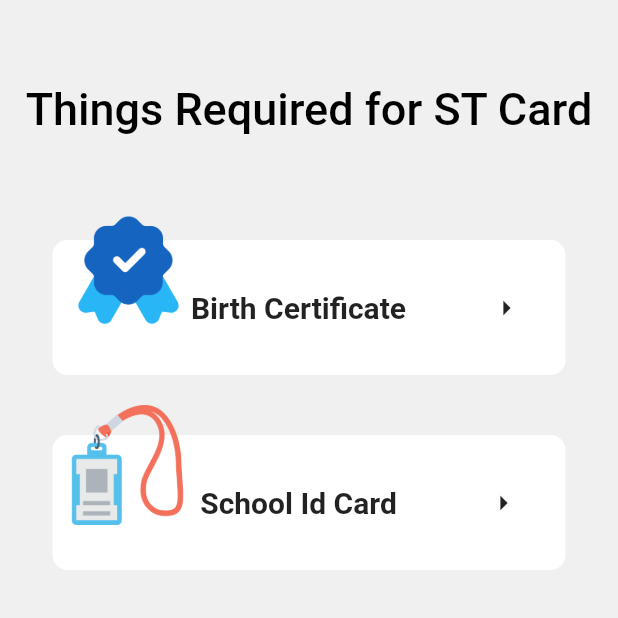
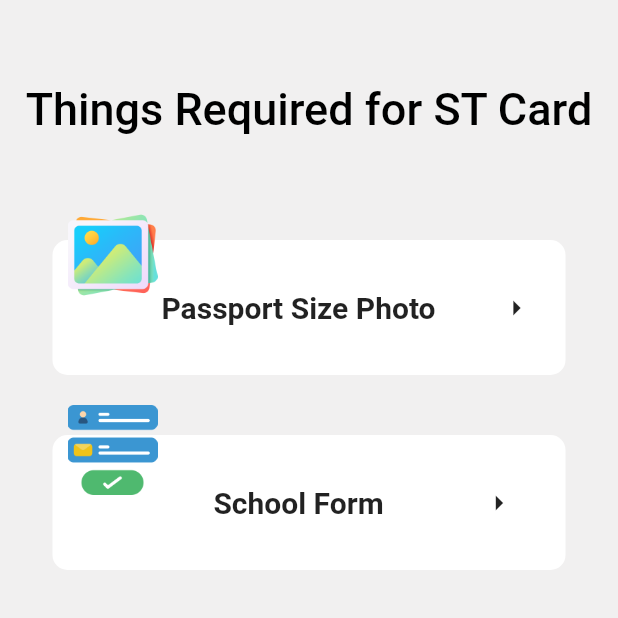
Before and after one commit to Macluster/bustracker, a Flutter app: the ApplyStCard screen opened directly, on a phone screen of 412 x 824 dp, the top half of it. Run offline on Flutter 3.47's test engine with Material 2 defaults, Android fonts, the phone set to English and light mode, and no system bars; our stand-ins replace file_picker, firebase_core, firebase_database, flip_card, flutter_zoom_drawer, supabase_flutter; accounts and stored records are empty; network calls fail.

Commit message:
st card design done

```diff
--- a/lib/Components/DropDownList.dart
+++ b/lib/Components/DropDownList.dart
@@ -28,7 +28,7 @@ class _DropDownListState extends State<DropDownList> {
                           widget.content == ""
                               ? widget.placeholder
                               : widget.content,
-                          style: Theme.of(context).textTheme.labelMedium,
+                          style: Theme.of(context).textTheme.bodySmall,
                         ),
                         items: widget.data
                             .map((item) => DropdownMenuItem(
@@ -36,7 +36,7 @@ class _DropDownListState extends State<DropDownList> {
                                   child: Text(
                                     item['name'].toString(),
                                     style:
-                                        Theme.of(context).textTheme.labelMedium,
+                                        Theme.of(context).textTheme.bodySmall,
                                   ),
                                 ))
                             .toList(),
--- /dev/null
+++ b/lib/Models/StCardModel.dart
@@ -0,0 +1,20 @@
+
+
+class StCardModel
+{
+
+
+int userId;
+String institutionName;
+String institutionPlace;
+String address;
+String issueDate;
+String expiryDate;
+String status;
+
+
+StCardModel(this.userId,this.institutionName,this.institutionPlace,this.address,this.issueDate,this.expiryDate,this.status);
+
+
+
+}
--- a/lib/Pages/ApplyStCardd.dart
+++ b/lib/Pages/ApplyStCardd.dart
@@ -1,4 +1,8 @@
 import 'package:bustracker/Components/Button1.dart';
+import 'package:bustracker/Pages/AddStCardDetails.dart';
+import 'package:bustracker/Pages/ShowStCardPage.dart';
+import 'package:bustracker/Pages/StCardReviewPage.dart';
+import 'package:bustracker/backend/SupaBaseDatabase.dart';
 import 'package:bustracker/backend/SupaBaseStorage.dart';
 import 'package:flutter/cupertino.dart';
 import 'package:flutter/material.dart';
@@ -9,8 +13,8 @@ class ApplyStCard extends StatefulWidget {
 }
 
 class _ApplyStCardState extends State<ApplyStCard> {
-  bool isDoneUploadingBirth = false;
-  bool isDoneUploadingIdcard = false;
+  bool isDoneUploadingPhoto = false;
+  bool isDoneUploadingForm = false;
 
   @override
   void initState() {
@@ -20,12 +24,21 @@ class _ApplyStCardState extends State<ApplyStCard> {
   }
 
   void initialise() async {
- var birth = await SupabaseStorage().checkItemExist("birthCertificate.jpg");
-   var id = await SupabaseStorage().checkItemExist("IdCard.jpg");
+    var isDoneReview = await SupaBaseDatabase().GetStatusOFStCard();
+    if (isDoneReview == "pending") {
+      Navigator.push(context, MaterialPageRoute(builder: (context) => StCardReviewPage("pending")));
+    } else if (isDoneReview == "done") {
+      Navigator.push(context, MaterialPageRoute(builder: (context)=>ShowStCardPage()));
+    } else if (isDoneReview != "inprogress") //Condition When  there is a problem with  application so vale of isDonereview will be the problem with  the application
+    {
+      Navigator.push(context, MaterialPageRoute(builder: (context) => StCardReviewPage(isDoneReview)));
+    }
+
+    var birth = await SupabaseStorage().checkItemExist("Photo.jpg");
+    var id = await SupabaseStorage().checkItemExist("Form.jpg");
     setState(() {
-        isDoneUploadingBirth=birth;
-        isDoneUploadingIdcard=id;
-
+      isDoneUploadingPhoto = birth;
+      isDoneUploadingForm = id;
     });
   }
 
@@ -54,30 +67,32 @@ class _ApplyStCardState extends State<ApplyStCard> {
                       height: 50,
                     ),
                     RequirementCard(
-                      content: "Birth Certificate",
-                      image: "assets/icons/award.png",
+                        content: "Passport Size Photo",
+                        image: "assets/icons/picture.png",
                         ontap: (val) {
                           setState(() {
-                          isDoneUploadingBirth = val;
+                            isDoneUploadingPhoto = val;
                           });
                         },
-                      isDoneUploading: isDoneUploadingBirth,
-                    orderKey:  UniqueKey()
-                    ),
+                        isDoneUploading: isDoneUploadingPhoto,
+                        orderKey: UniqueKey()),
                     RequirementCard(
-                      content: "School Id Card",
-                      image: "assets/icons/id-card.png",
+                        content: "School Form",
+                        image: "assets/icons/form.png",
                         ontap: (val) {
                           setState(() {
-                          isDoneUploadingIdcard = val;
+                            isDoneUploadingForm = val;
                           });
                         },
-                      isDoneUploading: isDoneUploadingIdcard,
-                      orderKey: UniqueKey()
-                    ),
+                        isDoneUploading: isDoneUploadingForm,
+                        orderKey: UniqueKey()),
                   ],
                 ),
-                isDoneUploadingBirth && isDoneUploadingIdcard ? Button1("Continue", () {}) : Container()
+                isDoneUploadingPhoto && isDoneUploadingForm
+                    ? Button1("Continue", () {
+                        Navigator.push(context, MaterialPageRoute(builder: (context) => AddStCardDetails()));
+                      })
+                    : Container()
               ],
             ),
           ),
@@ -94,7 +109,7 @@ class RequirementCard extends StatefulWidget {
   bool isDoneUploading;
   final Key orderKey;
 
-  RequirementCard({required this.content, required this.image, required this.ontap, required this.isDoneUploading,required this.orderKey}): super(key: orderKey);
+  RequirementCard({required this.content, required this.image, required this.ontap, required this.isDoneUploading, required this.orderKey}) : super(key: orderKey);
 
   @override
   State<RequirementCard> createState() => _RequirementCardState(this.isDoneUploading);
@@ -110,14 +125,14 @@ class _RequirementCardState extends State<RequirementCard> {
     return GestureDetector(
       onTap: () async {
         var result;
-        if (widget.content == "Birth Certificate") {
-          bool result = await SupabaseStorage().uploadBirthCertificate();
+        if (widget.content == "Passport Size Photo") {
+          bool result = await SupabaseStorage().uploadPhoto();
           isDoneUploading = result;
 
           widget.ontap(isDoneUploading);
           setState(() {});
         } else {
-          bool result = await SupabaseStorage().uploadIdCard();
+          bool result = await SupabaseStorage().uploadForm();
           isDoneUploading = result;
           widget.ontap(isDoneUploading);
           setState(() {});
@@ -162,8 +177,8 @@ class _RequirementCardState extends State<RequirementCard> {
                   margin: EdgeInsets.only(bottom: 50, left: 30),
                   child: Image.asset(
                     widget.image,
-                    height: 80,
-                    width: 80,
+                    height: 60,
+                    width: 60,
                   ),
                 ),
               )
--- a/lib/backend/SupaBaseStorage.dart
+++ b/lib/backend/SupaBaseStorage.dart
@@ -8,7 +8,7 @@ import 'package:supabase_flutter/supabase_flutter.dart';
 class SupabaseStorage {
   final supabase = Supabase.instance.client;
 
-  Future<bool> uploadBirthCertificate() async {
+  Future<bool> uploadPhoto() async {
     FilePickerResult? result = await FilePicker.platform.pickFiles();
     var userId = await SupaBaseDatabase().getCurrentUserId();
 
@@ -18,12 +18,12 @@ class SupabaseStorage {
       final avatarFile = file;
 
       final String path = await supabase.storage.from('Documents').upload(
-            "UID${userId.toString()}/birthCertificate.jpg",
+            "UID${userId.toString()}/Photo.jpg",
             avatarFile,
             fileOptions: const FileOptions(cacheControl: '3600', upsert: false),
           );
 
-      if (path == "Documents/UID${userId.toString()}/birthCertificate.jpg") {
+      if (path == "Documents/UID${userId.toString()}/Photo.jpg") {
         return true;
       }
     } else {
@@ -33,7 +33,7 @@ class SupabaseStorage {
     return false;
   }
 
-  Future<bool> uploadIdCard() async {
+  Future<bool> uploadForm() async {
     FilePickerResult? result = await FilePicker.platform.pickFiles();
     var userId = await SupaBaseDatabase().getCurrentUserId();
 
@@ -43,11 +43,11 @@ class SupabaseStorage {
       final avatarFile = file;
 
       final String path = await supabase.storage.from('Documents').upload(
-            "UID${userId.toString()}/IdCard.jpg",
+            "UID${userId.toString()}/Form.jpg",
             avatarFile,
             fileOptions: const FileOptions(cacheControl: '3600', upsert: false),
           );
-      if (path == "Documents/UID${userId.toString()}/IdCard.jpg") {
+      if (path == "Documents/UID${userId.toString()}/Form.jpg") {
         return true;
       }
     } else {
--- a/pubspec.yaml
+++ b/pubspec.yaml
@@ -36,6 +36,7 @@ dependencies:
   drop_shadow_image:
   provider:
   file_picker:
+  flip_card:
 
 
   # The following adds the Cupertino Icons font to your application.
```
Also changed, not shown: lib/Pages/AddStCardDetails.dart (added, +150 -0 lines), lib/Pages/ShowStCardPage.dart (added, +205 -0 lines), lib/Pages/StCardReviewPage.dart (added, +53 -0 lines), lib/backend/SupaBaseDatabase.dart (+34 -0 lines), assets/icons/dq.jpg (added), assets/icons/form.png (added), assets/icons/gover.png (added), assets/icons/picture.png (added), pubspec.lock. Lines whose indentation alone changed are shown as unchanged.
